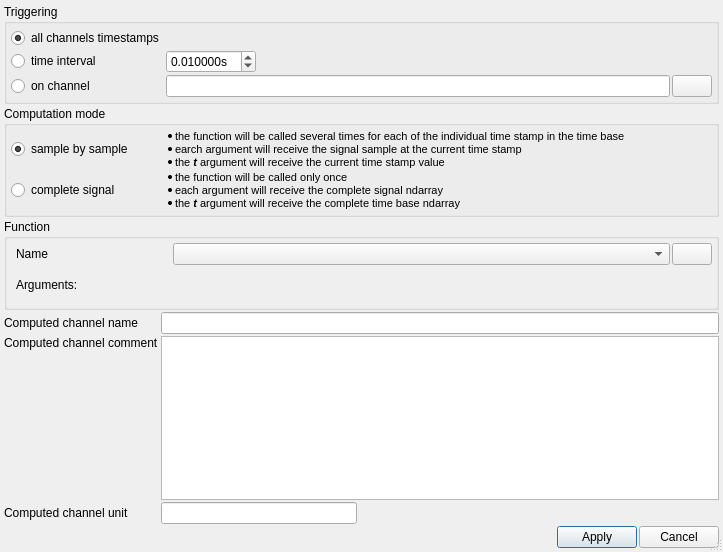
Above: src/asammdf/gui/ui/define_channel_dialog.ui from danielhrisca/asammdf before the change. Below: the same form after it.
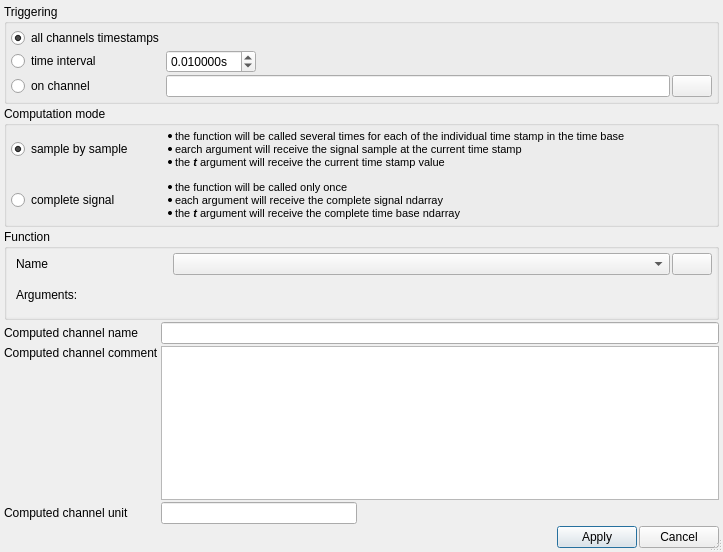
That is the form after the change. Icons and pictures are not drawn.

Commit message: better spacing for the define channel dialog

```diff
--- a/src/asammdf/gui/ui/define_channel_dialog.ui
+++ b/src/asammdf/gui/ui/define_channel_dialog.ui
@@ -355,9 +355,12 @@
       <property name="bottomMargin">
        <number>4</number>
       </property>
-      <property name="spacing">
+      <property name="horizontalSpacing">
        <number>2</number>
       </property>
+      <property name="verticalSpacing">
+       <number>12</number>
+      </property>
       <item row="0" column="0">
        <widget class="QRadioButton" name="sample_by_sample">
         <property name="text">
```
The commit also changes 2 other files.
